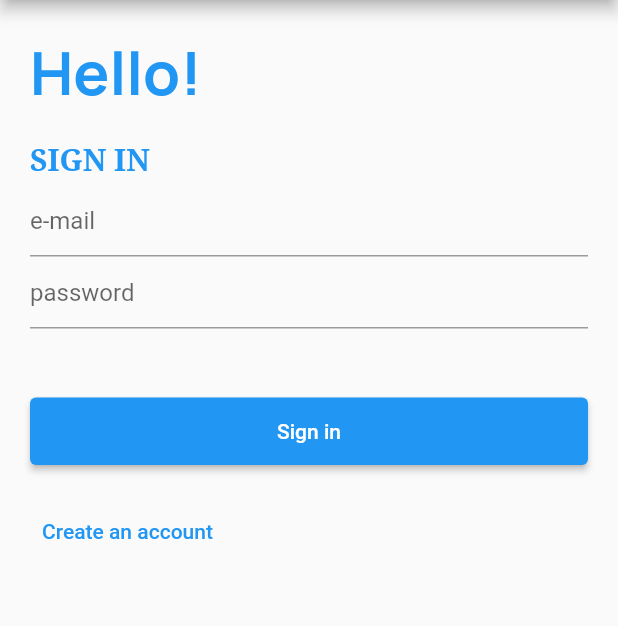
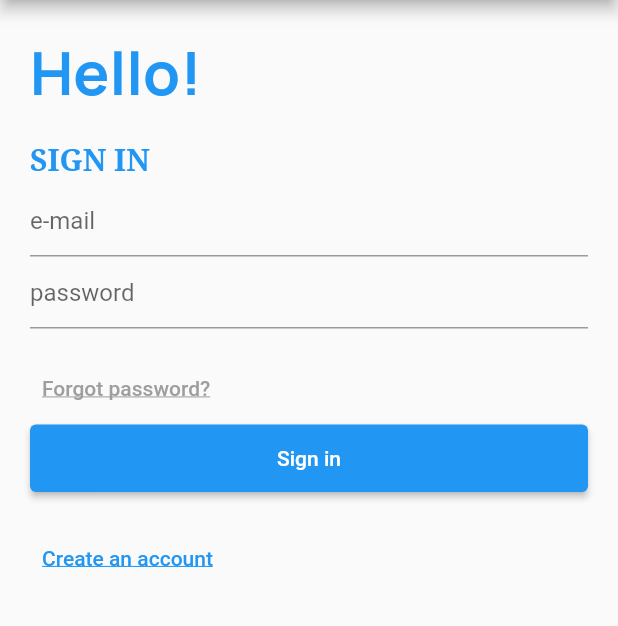
Before and after one commit to marcinwozniak407/when_was_that, a Flutter app: the screen it shows after launch, on a phone screen of 412 x 824 dp, the part 84-710 px from its top. Run offline on Flutter 3.47's test engine with Material 2 defaults, Android fonts, the phone set to English and light mode, and no system bars; our stand-ins replace animated_splash_screen, firebase_auth, firebase_core, google_fonts; accounts and stored records are empty.

Commit message:
Add forgot password button

```diff
--- a/lib/app/login/login_page.dart
+++ b/lib/app/login/login_page.dart
@@ -59,9 +59,18 @@ class _LoginPageState extends State<LoginPage> {
                 obscureText: true,
                 decoration: const InputDecoration(hintText: "password"),
               ),
-              const SizedBox(height: 20),
               Text(errorMessage),
-              const SizedBox(height: 10),
+              TextButton(
+                onPressed: () {
+                  setState(() {
+                    isCreatingAccount == true;
+                  });
+                },
+                child: const Text('Forgot password?',
+                    style: TextStyle(
+                        decoration: TextDecoration.underline,
+                        color: Colors.grey)),
+              ),
               Container(
                 height: 45,
                 width: double.infinity,
@@ -104,7 +113,8 @@ class _LoginPageState extends State<LoginPage> {
                       isCreatingAccount = true;
                     });
                   },
-                  child: const Text('Create an account'),
+                  child: const Text('Create an account',
+                      style: TextStyle(decoration: TextDecoration.underline)),
                 ),
               ],
               if (isCreatingAccount == true) ...[
```
